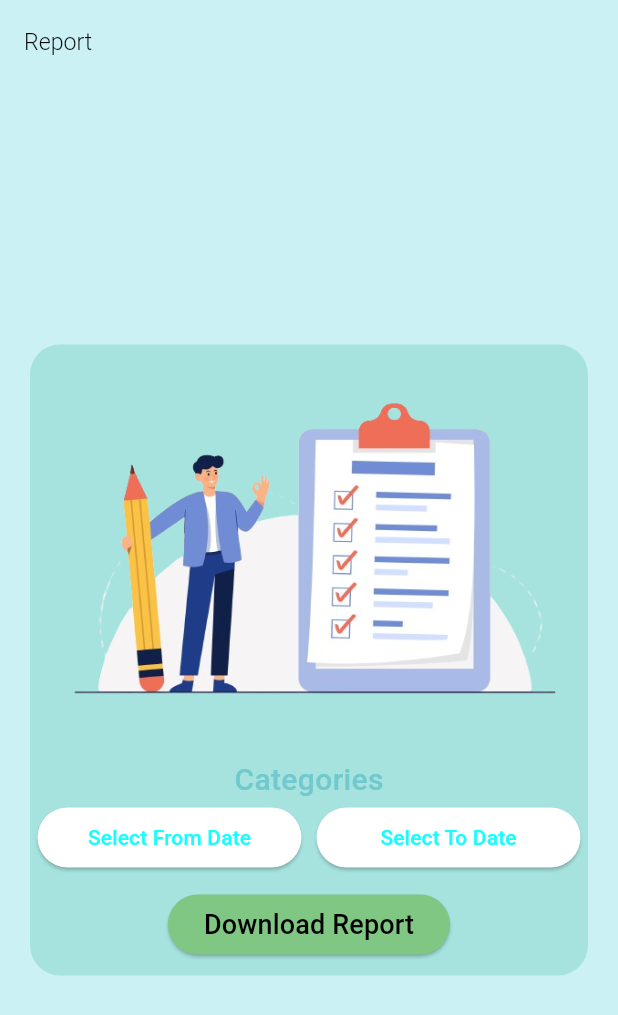
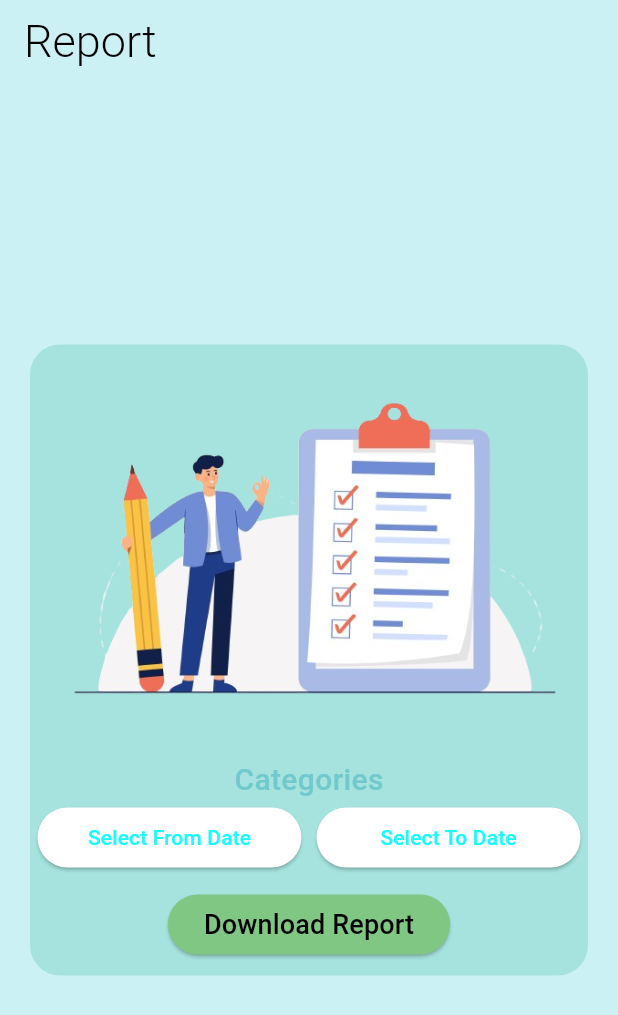
Before and after one commit to Srinivasan8888/level_measurements, a Flutter app: the Reports screen opened directly, on a phone screen of 412 x 824 dp. Shown: the top 1015 px of the screen. Run offline on Flutter 3.47's test engine with Material 3 defaults, Android fonts, the phone set to English and light mode, and no system bars; our stand-ins replace fl_chart, getwidget, go_router, google_nav_bar, shared_preferences, syncfusion_flutter_gauges; accounts and stored records are empty; Roboto replaces fonts that are missing (Epilogue).

Commit message:
added removed mediaquery from the report page

```diff
--- a/lib/screens/reports.dart
+++ b/lib/screens/reports.dart
@@ -40,13 +40,16 @@ class _ReportsState extends State<Reports> {
       appBar: AppBar(
         automaticallyImplyLeading: false,
         backgroundColor: Colors.transparent,
-        title: Row(
+        title: const Row(
           children: [
-            Text('Report',
-                style: TextStyle(
-                    fontFamily: 'Epilogue',
-                    fontWeight: FontWeight.w300,
-                    fontSize: 30 * MediaQuery.of(context).size.width / 800)),
+            Text(
+              'Report',
+              style: TextStyle(
+                fontFamily: 'Epilogue',
+                fontWeight: FontWeight.w300,
+                fontSize: 30,
+              ),
+            ),
           ],
         ),
       ),
```
